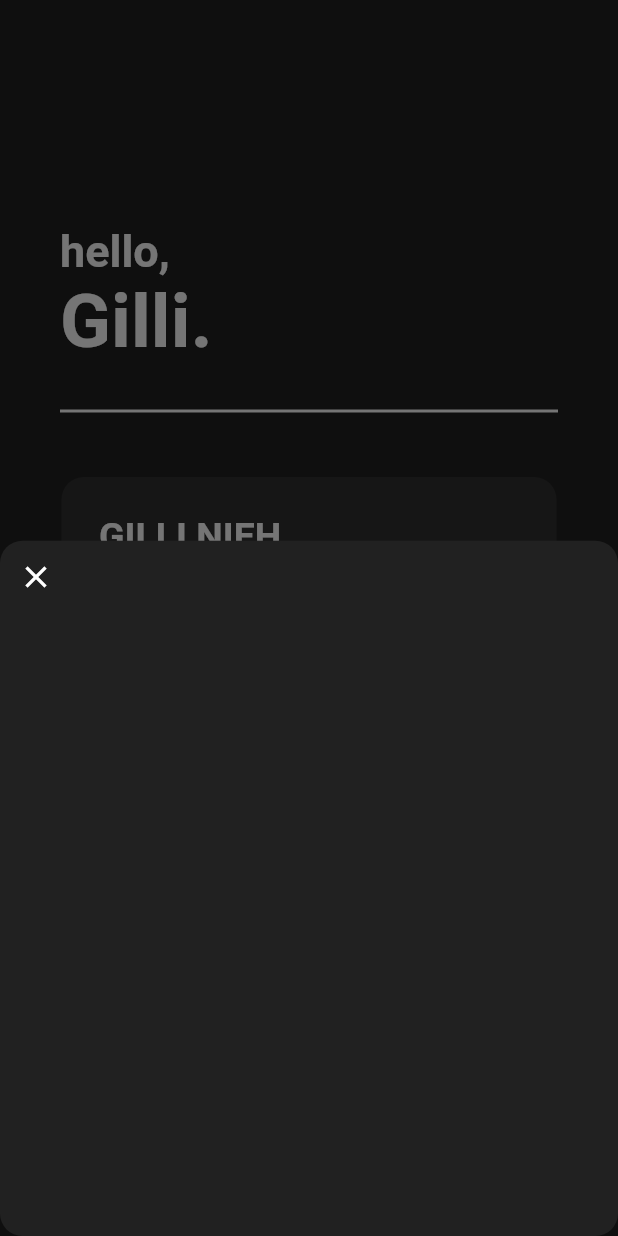
After one commit to gilliannieh/touchtact, a Flutter app: the screen it shows after launch, after a tap on "Eagan Notokusumo", on a phone screen of 412 x 824 dp. The commit adds this screen. Run offline on Flutter 3.47's test engine with Material 2 defaults, Android fonts, the phone set to English and light mode, and no system bars.

Commit message:
created new files for widgets and implemented popup from home page

```diff
--- a/lib/data/connections_data.dart
+++ b/lib/data/connections_data.dart
@@ -1,5 +1,3 @@
-import 'package:english_words/english_words.dart';
-import 'package:flutter/material.dart';
 
 // DATA FOR LIST
 class ConnectionsData {
--- a/lib/main.dart
+++ b/lib/main.dart
@@ -4,7 +4,6 @@
 import 'package:touchtact/pages/signup.dart';
 import 'package:touchtact/pages/profile.dart';
 import 'package:touchtact/pages/exchange_home.dart';
-import 'package:touchtact/pages/exchange_collect.dart';
 
 void main() {
   runApp(const TouchTact());
@@ -46,6 +45,9 @@
               color: Colors.indigoAccent.shade100
             ),
           ),
+        ),
+        bottomSheetTheme: BottomSheetThemeData(
+          backgroundColor: Colors.grey[900]
         )
       )
     );
--- a/lib/pages/exchange_collect.dart
+++ b/lib/pages/exchange_collect.dart
@@ -1,6 +1,4 @@
-import 'package:english_words/english_words.dart';
 import 'package:flutter/material.dart';
-import 'package:provider/provider.dart';
 import 'package:touchtact/data/connections_data.dart';
 
 class CollectPage extends StatefulWidget {
--- a/lib/pages/exchange_share.dart
+++ b/lib/pages/exchange_share.dart
@@ -1,6 +1,4 @@
-import 'package:english_words/english_words.dart';
 import 'package:flutter/material.dart';
-import 'package:provider/provider.dart';
 import 'package:touchtact/data/connections_data.dart';
 
 class SharePage extends StatefulWidget {
--- /dev/null
+++ b/lib/widgets/business_card.dart
@@ -0,0 +1,92 @@
+import 'package:flutter/material.dart';
+
+// BIZ CARD CLASS
+class BizCard extends StatefulWidget {
+  const BizCard({super.key});
+
+  @override
+  State<BizCard> createState() => _BizCardState();
+}
+
+class _BizCardState extends State<BizCard> {
+  @override
+  Widget build(BuildContext context) {
+    return Card(
+        shape: RoundedRectangleBorder(
+          borderRadius: BorderRadius.circular(15.0),
+        ),
+        elevation: 0,
+        color: Colors.grey[850],
+        child: Padding(
+          padding: const EdgeInsets.all(25.0),
+          child: SizedBox(
+              width: 350,
+              height: 160,
+              child: Column(
+                mainAxisAlignment: MainAxisAlignment.start,
+                crossAxisAlignment: CrossAxisAlignment.start,
+                children: [
+                  Text(
+                    'GILLI NIEH',
+                    style: TextStyle(
+                        color: Colors.white,
+                        fontSize: 25,
+                        fontWeight: FontWeight.w600),
+                  ),
+                  Text(
+                    'Evanston, Illinois',
+                    style: TextStyle(
+                      color: Colors.white,
+                      fontSize: 15,
+                      height: 1.5,
+                    ),
+                  ),
+                  Padding(
+                      padding: EdgeInsets.only(top: 70),
+                      child: Row(
+                        children: [
+                          SizedBox(
+                            width: 20,
+                            child: Align(
+                              alignment: Alignment.topLeft,
+                              child:
+                                Icon(
+                                  Icons.phone,
+                                  color: Colors.white,
+                                  size: 15
+                                ),
+                            )
+                          ),
+                          SizedBox(
+                            //width: 250,
+                            child: Text(
+                              '(650) 823-1821',
+                              style: TextStyle(
+                                color: Colors.white,
+                                fontSize: 12
+                              )
+                            )
+                          ),
+                  ])),
+                  Padding(
+                      padding: EdgeInsets.only(top: 2.0),
+                      child: Row(
+                        children: [
+                          SizedBox(
+                            width: 20,
+                            child: Align(
+                              alignment: Alignment.topLeft,
+                              child:
+                              Icon(Icons.mail, color: Colors.white, size: 15),
+                            )
+                          ),
+                          Text('gilliannieh@gmail.com',
+                            style:
+                              TextStyle(color: Colors.white, fontSize: 12)
+                          ),
+                  ])),
+                ],
+              )),
+        ));
+  }
+}
--- /dev/null
+++ b/lib/widgets/connection_popup.dart
@@ -0,0 +1,38 @@
+import 'package:flutter/material.dart';
+import 'package:touchtact/data/connections_data.dart';
+
+class ConnectionPopup extends StatefulWidget {
+  const ConnectionPopup({super.key});
+
+  @override
+  State<ConnectionPopup> createState() => _ConnectionPopupState();
+}
+
+class _ConnectionPopupState extends State<ConnectionPopup> {
+  @override
+  Widget build(BuildContext context) {
+    return Stack(
+      children: [
+        SizedBox(
+          height: 1200,
+          child: ColoredBox(
+            color: Colors.grey.shade900
+          ),
+        ),
+        Column(
+          children: [
+            IconButton(
+              icon: const Icon(
+                Icons.close,
+                color: Colors.white
+              ),
+              onPressed: () {
+                Navigator.pop(context);
+              },
+            )
+          ]
+        )
+      ]
+    );
+  }
+}
```
Also changed, not shown: lib/pages/home.dart (+13 -91 lines).
